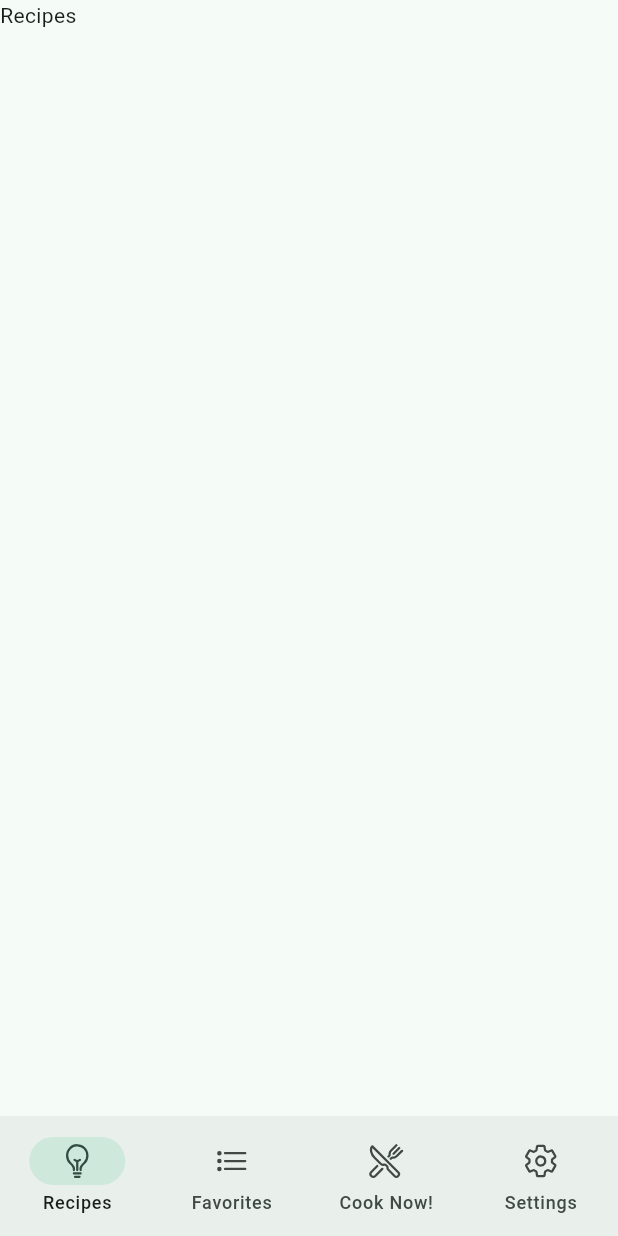
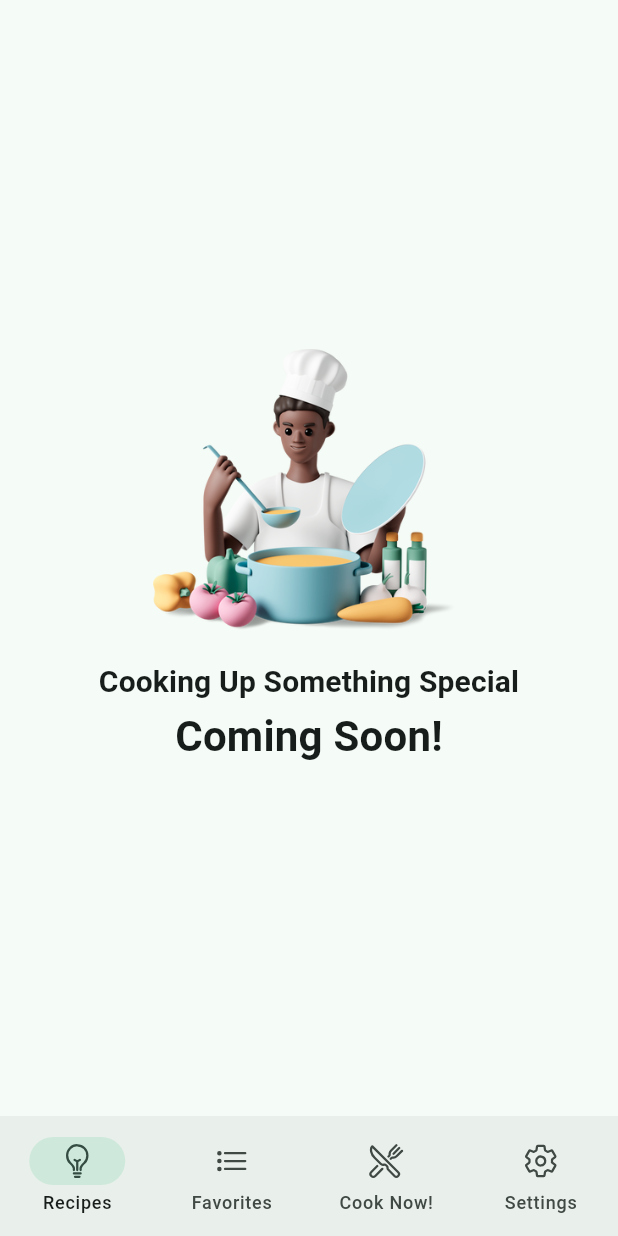
Before and after one commit to jezsdaniel/delishy, a Flutter app: the screen it shows after launch, after a tap on "Let's start!", on a phone screen of 412 x 824 dp. Run offline on Flutter 3.47's test engine with Material 2 defaults, Android fonts, the phone set to English and light mode, and no system bars; our stand-ins replace bloc, equatable, flutter_bloc, go_router, google_fonts, ionicons; generated files the repository leaves out were written again; Roboto replaces fonts that are missing (Baskervville).

Commit message:
add placeholder pages for routes on bottom nav items

```diff
--- a/lib/core/constants/assets.dart
+++ b/lib/core/constants/assets.dart
@@ -2,4 +2,5 @@ class AssetsPaths {
   const AssetsPaths._();
 
   static const String boyCookImage = 'assets/images/boy-cook.png';
+  static const String cuttingBoardImage = 'assets/images/cutting-board.png';
 }
--- a/lib/core/router/app_router.dart
+++ b/lib/core/router/app_router.dart
@@ -1,6 +1,10 @@
 import 'package:delishy/core/router/routes.dart';
+import 'package:delishy/features/cook/presentation/pages/cook/page.dart';
+import 'package:delishy/features/favorites/presentation/pages/favorites/page.dart';
 import 'package:delishy/features/home/presentation/pages/home/page.dart';
 import 'package:delishy/features/home/presentation/pages/intro/page.dart';
+import 'package:delishy/features/recipes/presentation/pages/recipes/page.dart';
+import 'package:delishy/features/settings/presentation/pages/settings/page.dart';
 import 'package:flutter/material.dart';
 import 'package:go_router/go_router.dart';
 
@@ -25,9 +29,7 @@ class AppNavigation {
                 path: Routes.recipes,
                 pageBuilder: (context, GoRouterState state) {
                   return getPage(
-                    child: Container(
-                      child: Text('Recipes'),
-                    ),
+                    child: const RecipesPage(),
                     state: state,
                   );
                 },
@@ -41,9 +43,7 @@ class AppNavigation {
                 path: Routes.favorites,
                 pageBuilder: (context, GoRouterState state) {
                   return getPage(
-                    child: Container(
-                      child: Text('Favorites'),
-                    ),
+                    child: const FavoritesPage(),
                     state: state,
                   );
                 },
@@ -57,9 +57,7 @@ class AppNavigation {
                 path: Routes.cookNow,
                 pageBuilder: (context, GoRouterState state) {
                   return getPage(
-                    child: Container(
-                      child: Text('Cook now'),
-                    ),
+                    child: const CookPage(),
                     state: state,
                   );
                 },
@@ -73,9 +71,7 @@ class AppNavigation {
                 path: Routes.settings,
                 pageBuilder: (context, GoRouterState state) {
                   return getPage(
-                    child: Container(
-                      child: Text('Settings'),
-                    ),
+                    child: const SettingsPage(),
                     state: state,
                   );
                 },
--- /dev/null
+++ b/lib/features/home/presentation/pages/coming_soon/page.dart
@@ -0,0 +1,47 @@
+import 'package:delishy/core/constants/assets.dart';
+import 'package:flutter/material.dart';
+
+class ComingSoonPage extends StatelessWidget {
+  const ComingSoonPage({super.key});
+
+  @override
+  Widget build(BuildContext context) {
+    return const ComingSoonView();
+  }
+}
+
+class ComingSoonView extends StatelessWidget {
+  const ComingSoonView({super.key});
+
+  @override
+  Widget build(BuildContext context) {
+    return Scaffold(
+      body: Column(
+        children: [
+          const Spacer(),
+          Image.asset(
+            AssetsPaths.boyCookImage,
+            height: 192,
+          ),
+          const SizedBox(
+            width: double.infinity,
+            height: 16,
+          ),
+          Text(
+            key: const Key('comingSoonView_title'),
+            'Cooking Up Something Special',
+            style: Theme.of(context).textTheme.titleSmall,
+            textAlign: TextAlign.center,
+          ),
+          Text(
+            key: const Key('comingSoonView_subtitle'),
+            'Coming Soon!',
+            style: Theme.of(context).textTheme.titleMedium,
+            textAlign: TextAlign.center,
+          ),
+          const Spacer(),
+        ],
+      ),
+    );
+  }
+}
--- a/lib/features/home/presentation/pages/home/page.dart
+++ b/lib/features/home/presentation/pages/home/page.dart
@@ -48,18 +48,22 @@ class _HomeViewState extends State<HomeView> {
         },
         destinations: [
           NavigationDestination(
+            key: const Key('homeView_recipesItem'),
             icon: const Icon(Ionicons.bulb_outline),
             label: l10n.recipes,
           ),
           NavigationDestination(
+            key: const Key('homeView_favoritesItem'),
             icon: const Icon(Ionicons.list_outline),
             label: l10n.favorites,
           ),
           NavigationDestination(
+            key: const Key('homeView_cookNowItem'),
             icon: const Icon(Ionicons.restaurant_outline),
             label: l10n.cookNow,
           ),
           NavigationDestination(
+            key: const Key('homeView_settingsItem'),
             icon: const Icon(Ionicons.settings_outline),
             label: l10n.settings,
           ),
--- a/lib/features/home/presentation/pages/intro/page.dart
+++ b/lib/features/home/presentation/pages/intro/page.dart
@@ -32,7 +32,7 @@ class IntroView extends StatelessWidget {
               ),
               const Spacer(),
               Image.asset(
-                AssetsPaths.boyCookImage,
+                AssetsPaths.cuttingBoardImage,
                 height: 192,
               ),
               const SizedBox(
--- /dev/null
+++ b/lib/features/recipes/presentation/pages/recipes/page.dart
@@ -0,0 +1,11 @@
+import 'package:delishy/features/home/presentation/pages/coming_soon/page.dart';
+import 'package:flutter/material.dart';
+
+class RecipesPage extends StatelessWidget {
+  const RecipesPage({super.key});
+
+  @override
+  Widget build(BuildContext context) {
+    return const ComingSoonPage();
+  }
+}
```
Also changed, not shown: lib/features/cook/presentation/pages/cook/page.dart (added, +11 -0 lines), lib/features/favorites/presentation/pages/favorites/page.dart (added, +11 -0 lines), lib/features/settings/presentation/pages/settings/page.dart (added, +11 -0 lines), assets/images/cutting-board.png (added), 3 other files.
